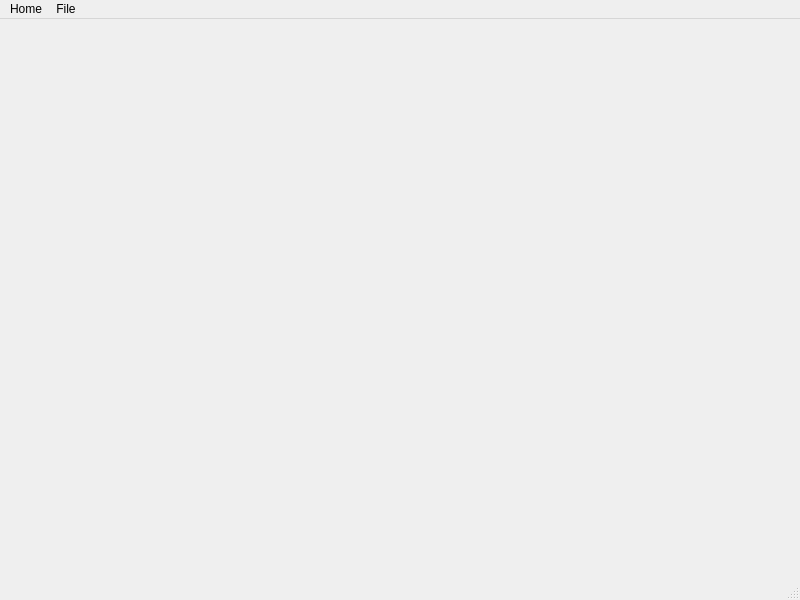
Qt form UIFiles/mainWindow.ui (IvanW5X/audio-prod) before a commit.
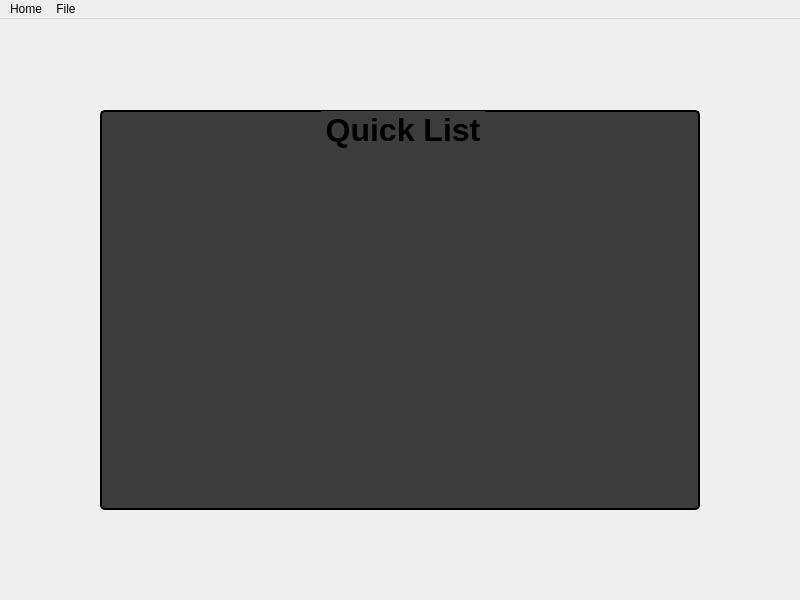
The same form after that commit. Icons and pictures are not drawn.

Commit message: Add new background image

```diff
--- a/UIFiles/mainWindow.ui
+++ b/UIFiles/mainWindow.ui
@@ -41,6 +41,124 @@
 	border-image: url(:/images/vinyl_background.jpg) 0 0 0 0 stretch stretch;
 }</string>
        </property>
+       <layout class="QGridLayout" name="gridLayout">
+        <property name="leftMargin">
+         <number>1</number>
+        </property>
+        <property name="topMargin">
+         <number>1</number>
+        </property>
+        <property name="rightMargin">
+         <number>1</number>
+        </property>
+        <property name="bottomMargin">
+         <number>1</number>
+        </property>
+        <property name="spacing">
+         <number>1</number>
+        </property>
+        <item row="1" column="2">
+         <spacer name="horizontalSpacer_2">
+          <property name="orientation">
+           <enum>Qt::Orientation::Horizontal</enum>
+          </property>
+          <property name="sizeHint" stdset="0">
+           <size>
+            <width>40</width>
+            <height>20</height>
+           </size>
+          </property>
+         </spacer>
+        </item>
+        <item row="0" column="1">
+         <spacer name="verticalSpacer">
+          <property name="orientation">
+           <enum>Qt::Orientation::Vertical</enum>
+          </property>
+          <property name="sizeHint" stdset="0">
+           <size>
+            <width>20</width>
+            <height>40</height>
+           </size>
+          </property>
+         </spacer>
+        </item>
+        <item row="1" column="1">
+         <widget class="QGroupBox" name="navigateBox">
+          <property name="sizePolicy">
+           <sizepolicy hsizetype="Minimum" vsizetype="Minimum">
+            <horstretch>0</horstretch>
+            <verstretch>0</verstretch>
+           </sizepolicy>
+          </property>
+          <property name="minimumSize">
+           <size>
+            <width>600</width>
+            <height>400</height>
+           </size>
+          </property>
+          <property name="font">
+           <font>
+            <pointsize>24</pointsize>
+            <bold>true</bold>
+           </font>
+          </property>
+          <property name="styleSheet">
+           <string notr="true">#navigateBox {
+	background-color: rgba(0, 0, 0, 0.75);
+	border-radius: 5px;
+	border: 2px solid black
+}</string>
+          </property>
+          <property name="title">
+           <string>Quick List</string>
+          </property>
+          <property name="alignment">
+           <set>Qt::AlignmentFlag::AlignCenter</set>
+          </property>
+          <property name="flat">
+           <bool>true</bool>
+          </property>
+          <property name="checkable">
+           <bool>false</bool>
+          </property>
+          <layout class="QHBoxLayout" name="horizontalLayout_2">
+           <property name="topMargin">
+            <number>50</number>
+           </property>
+           <item>
+            <layout class="QGridLayout" name="quickListGridLayout"/>
+           </item>
+          </layout>
+         </widget>
+        </item>
+        <item row="1" column="0">
+         <spacer name="horizontalSpacer">
+          <property name="orientation">
+           <enum>Qt::Orientation::Horizontal</enum>
+          </property>
+          <property name="sizeHint" stdset="0">
+           <size>
+            <width>40</width>
+            <height>20</height>
+           </size>
+          </property>
+         </spacer>
+        </item>
+        <item row="2" column="1">
+         <spacer name="verticalSpacer_2">
+          <property name="orientation">
+           <enum>Qt::Orientation::Vertical</enum>
+          </property>
+          <property name="sizeHint" stdset="0">
+           <size>
+            <width>20</width>
+            <height>40</height>
+           </size>
+          </property>
+         </spacer>
+        </item>
+       </layout>
       </widget>
       <widget class="QWidget" name="documentsPage"/>
      </widget>
@@ -74,7 +192,6 @@
    <addaction name="menuHome"/>
    <addaction name="menuFile"/>
   </widget>
-  <widget class="QStatusBar" name="statusBar"/>
   <action name="actionAbout">
    <property name="text">
     <string>About</string>
```
Left out of the diff: 4 changed lines with no effect on the pictures. The commit also changes 5 other files.
